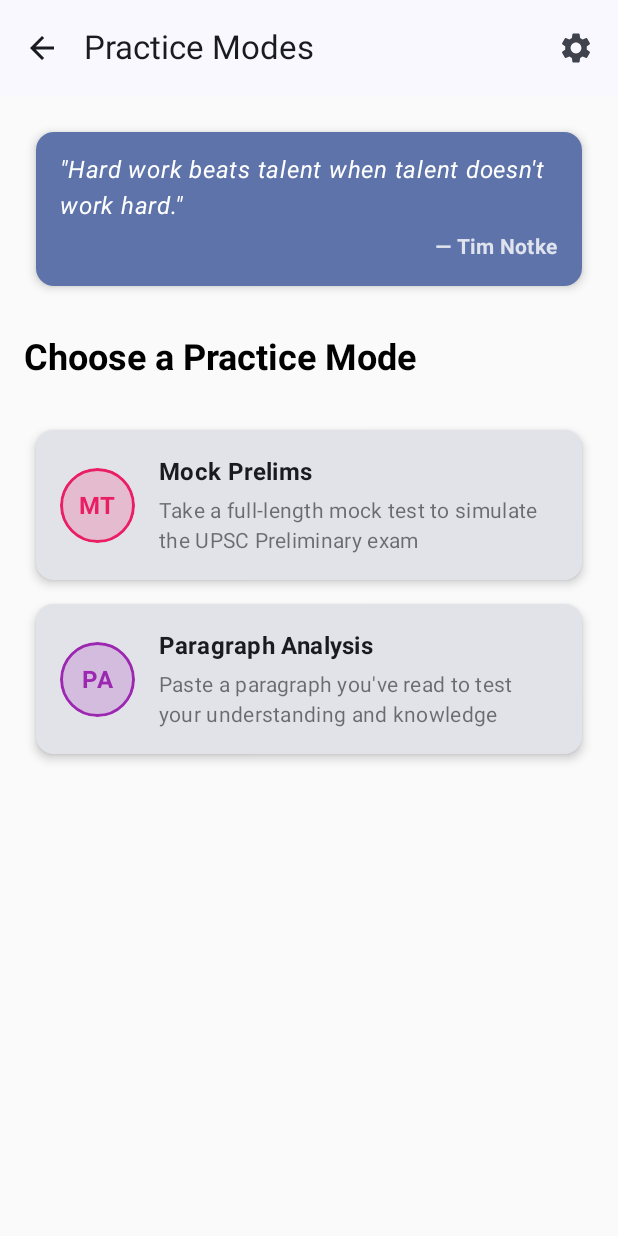
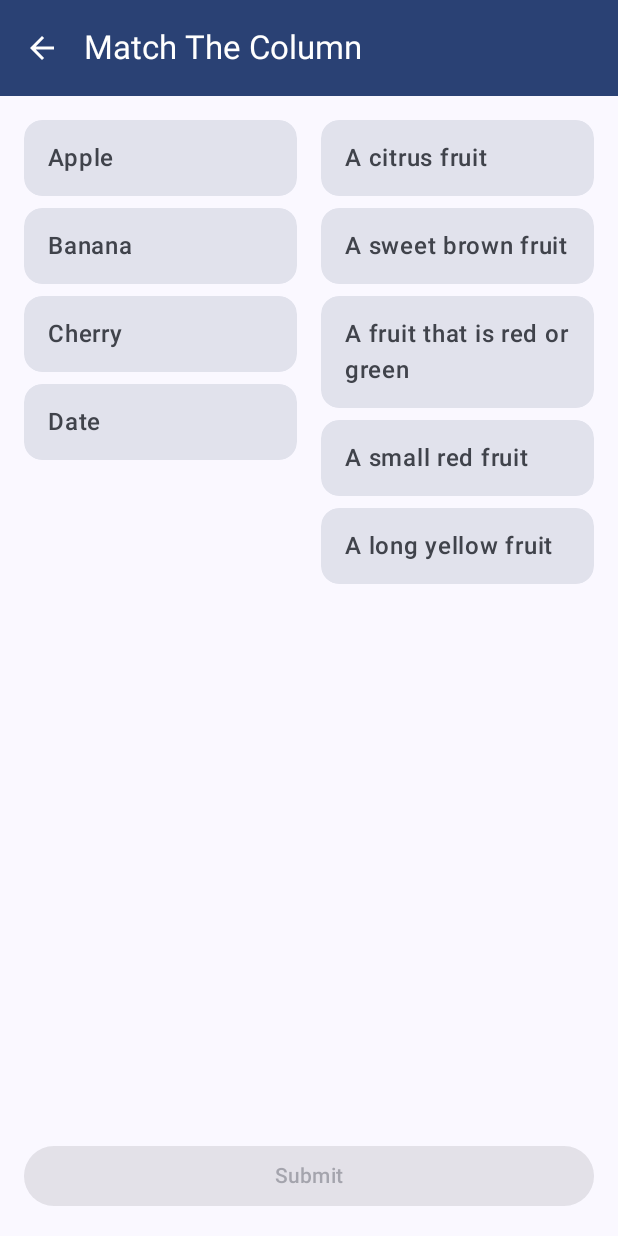
Before and after one commit to iamshivamcoder/MockMate-, an Android app built with Jetpack Compose: the PracticeModeSelectionScreen screen opened through its navigation route, after a tap on "PA", on a phone screen of 412 x 824 dp. Run offline under Robolectric (Android 15) with nearby library versions, the light colour scheme and no system bars; our stand-ins replace Room's generated code; 2 other taps on this screen came first.

Commit message:
01.08.25.01.45 Feat: Add Match The Column screen and update navigation
This commit introduces a new "Match The Column" practice mode screen.

Key changes:
- Added `MatchTheColumnScreen.kt` with UI and logic for matching items between two columns.
- Updated `PracticeModeSelectionScreen.kt` to replace "Paragraph Analysis" with "Match the Column", including title and description changes.
- Modified `Navigation.kt`:
    - Changed the `PARAGRAPH_ANALYSIS` route constant to `MATCH_THE_COLUMN`.
    - Updated the navigation graph to direct the "Paragraph Analysis" card in `PracticeModeSelectionScreen` to the new `MatchTheColumnScreen`.
- Deleted the old `ParagraphAnalysisScreen.kt` file as it's replaced by the new matching game.

```diff
--- a/app/src/main/java/com/example/mockmate/ui/navigation/Navigation.kt
+++ b/app/src/main/java/com/example/mockmate/ui/navigation/Navigation.kt
@@ -14,6 +14,7 @@ import androidx.navigation.navArgument
 import com.example.mockmate.MockMateApplication
 import com.example.mockmate.data.TestRepository
 import com.example.mockmate.ui.screens.DashboardScreen
+import com.example.mockmate.ui.screens.MatchTheColumnScreen // Added import
 import com.example.mockmate.ui.screens.MockTestSelectionScreen
 import com.example.mockmate.ui.screens.PracticeModeSelectionScreen
 import com.example.mockmate.ui.screens.SettingsScreen
@@ -32,7 +33,7 @@ object Routes {
     const val SETTINGS = "settings"
     const val TEST_HISTORY = "test_history"
     const val TEST_IMPORT = "test_import"
-    const val PARAGRAPH_ANALYSIS = "paragraph_analysis"
+    const val MATCH_THE_COLUMN = "match_the_column" // Changed from PARAGRAPH_ANALYSIS
 
     // Helper functions to navigate with parameters
     fun testTakingRoute(testId: String) = "test_taking/$testId"
@@ -93,7 +94,7 @@ fun AppNavHost(navController: NavHostController, startDestination: String = Rout
             PracticeModeSelectionScreen(
                 onNavigateBack = { navController.navigateUp() },
                 onMockTestClick = { navController.navigate(Routes.MOCK_TEST_SELECTION) },
-                onParagraphAnalysisClick = { navController.navigate(Routes.PARAGRAPH_ANALYSIS) },
+                onParagraphAnalysisClick = { navController.navigate(Routes.MATCH_THE_COLUMN) }, // Changed from PARAGRAPH_ANALYSIS
                 onSettingsClick = { navController.navigate(Routes.SETTINGS) }
             )
         }
@@ -188,7 +189,6 @@ fun AppNavHost(navController: NavHostController, startDestination: String = Rout
             )
         }
 
-
         // Test History Screen
         composable(Routes.TEST_HISTORY) {
             TestHistoryScreen(
@@ -211,5 +211,12 @@ fun AppNavHost(navController: NavHostController, startDestination: String = Rout
                 repository = stableRepository
             )
         }
+
+        // Match The Column Screen
+        composable(Routes.MATCH_THE_COLUMN) {
+            MatchTheColumnScreen(
+                onNavigateBack = { navController.navigateUp() }
+            )
+        }
     }
 }
--- /dev/null
+++ b/app/src/main/java/com/example/mockmate/ui/screens/MatchTheColumnScreen.kt
@@ -0,0 +1,343 @@
+package com.example.mockmate.ui.screens
+
+import androidx.compose.foundation.BorderStroke
+import androidx.compose.foundation.background
+import androidx.compose.foundation.clickable
+import androidx.compose.foundation.layout.Arrangement
+import androidx.compose.foundation.layout.Box
+import androidx.compose.foundation.layout.Column
+import androidx.compose.foundation.layout.Row
+import androidx.compose.foundation.layout.Spacer
+import androidx.compose.foundation.layout.fillMaxSize
+import androidx.compose.foundation.layout.fillMaxWidth
+import androidx.compose.foundation.layout.height
+import androidx.compose.foundation.layout.padding
+import androidx.compose.foundation.layout.width
+import androidx.compose.foundation.lazy.LazyColumn
+import androidx.compose.foundation.lazy.items
+import androidx.compose.foundation.shape.RoundedCornerShape
+import androidx.compose.material.icons.Icons
+import androidx.compose.material.icons.filled.ArrowBack
+import androidx.compose.material3.Button
+import androidx.compose.material3.Card
+import androidx.compose.material3.CardDefaults
+import androidx.compose.material3.ExperimentalMaterial3Api
+import androidx.compose.material3.Icon
+import androidx.compose.material3.IconButton
+import androidx.compose.material3.MaterialTheme
+import androidx.compose.material3.MaterialTheme.colorScheme
+import androidx.compose.material3.Scaffold
+import androidx.compose.material3.Text
+import androidx.compose.material3.TopAppBar
+import androidx.compose.material3.TopAppBarDefaults
+import androidx.compose.runtime.Composable
+import androidx.compose.runtime.LaunchedEffect
+import androidx.compose.runtime.derivedStateOf
+import androidx.compose.runtime.getValue
+import androidx.compose.runtime.mutableStateListOf
+import androidx.compose.runtime.mutableStateOf
+import androidx.compose.runtime.remember
+import androidx.compose.runtime.setValue
+import androidx.compose.ui.Alignment
+import androidx.compose.ui.Modifier
+import androidx.compose.ui.draw.clip
+import androidx.compose.ui.graphics.Color
+import androidx.compose.ui.text.font.FontWeight
+import androidx.compose.ui.tooling.preview.Preview
+import androidx.compose.ui.unit.dp
+import androidx.compose.ui.unit.sp
+import com.example.mockmate.ui.theme.MockMateTheme
+
+data class MatchItem(val id: String, val text: String, val matchId: String)
+data class MatchedPair(val itemA: MatchItem, val itemB: MatchItem) {
+    val isCorrect: Boolean
+        get() = itemA.matchId == itemB.id
+}
+
+// Placeholder data - replace with actual data source
+val sampleItemsA = listOf(
+    MatchItem("a1", "Apple", "b1"),
+    MatchItem("a2", "Banana", "b2"),
+    MatchItem("a3", "Cherry", "b3"),
+    MatchItem("a4", "Date", "b4")
+)
+
+val sampleItemsB = listOf(
+    MatchItem("b1", "A fruit that is red or green", "a1"),
+    MatchItem("b2", "A long yellow fruit", "a2"),
+    MatchItem("b3", "A small red fruit", "a3"),
+    MatchItem("b4", "A sweet brown fruit", "a4"),
+    MatchItem("b5", "A citrus fruit", "") // Extra item
+).shuffled()
+
+
+@OptIn(ExperimentalMaterial3Api::class)
+@Composable
+fun MatchTheColumnScreen(
+    onNavigateBack: () -> Unit
+) {
+    var columnAItems by remember { mutableStateOf(sampleItemsA) }
+    var columnBItems by remember { mutableStateOf(sampleItemsB) }
+
+    var selectedAItemId by remember { mutableStateOf<String?>(null) }
+    var selectedBItemId by remember { mutableStateOf<String?>(null) }
+    val matchedPairs = remember { mutableStateListOf<MatchedPair>() }
+    var submitted by remember { mutableStateOf(false) }
+
+    val isMatched: (String) -> Boolean = { itemId ->
+        matchedPairs.any { it.itemA.id == itemId || it.itemB.id == itemId }
+    }
+
+    LaunchedEffect(selectedAItemId, selectedBItemId) {
+        if (selectedAItemId != null && selectedBItemId != null) {
+            val itemA = columnAItems.find { it.id == selectedAItemId }
+            val itemB = columnBItems.find { it.id == selectedBItemId }
+            if (itemA != null && itemB != null) {
+                matchedPairs.add(MatchedPair(itemA, itemB))
+                // Reset selections
+                selectedAItemId = null
+                selectedBItemId = null
+            }
+        }
+    }
+
+    Scaffold(
+        topBar = {
+            TopAppBar(
+                title = { Text("Match The Column") },
+                navigationIcon = {
+                    IconButton(onClick = onNavigateBack) {
+                        Icon(Icons.Filled.ArrowBack, contentDescription = "Navigate back")
+                    }
+                },
+                colors = TopAppBarDefaults.topAppBarColors(
+                    containerColor = colorScheme.primary,
+                    titleContentColor = colorScheme.onPrimary,
+                    navigationIconContentColor = colorScheme.onPrimary
+                )
+            )
+        }
+    ) { paddingValues ->
+        Column(
+            modifier = Modifier
+                .fillMaxSize()
+                .padding(paddingValues)
+                .padding(16.dp),
+            horizontalAlignment = Alignment.CenterHorizontally
+        ) {
+            Row(
+                modifier = Modifier
+                    .fillMaxWidth()
+                    .weight(1f),
+                horizontalArrangement = Arrangement.SpaceEvenly
+            ) {
+                // Column A
+                ColumnItems(
+                    modifier = Modifier.weight(1f),
+                    items = columnAItems,
+                    selectedItemId = selectedAItemId,
+                    onItemClick = { itemId ->
+                        if (!isMatched(itemId)) selectedAItemId = itemId
+                    },
+                    isMatched = isMatched,
+                    submitted = submitted,
+                    matchedPairs = matchedPairs,
+                    isColumnA = true
+                )
+
+                Spacer(modifier = Modifier.width(16.dp))
+
+                // Column B
+                ColumnItems(
+                    modifier = Modifier.weight(1f),
+                    items = columnBItems,
+                    selectedItemId = selectedBItemId,
+                    onItemClick = { itemId ->
+                        if (!isMatched(itemId) && selectedAItemId != null) { // Only allow selection if an item in A is selected
+                            selectedBItemId = itemId
+                        } else if (!isMatched(itemId) && selectedAItemId == null) {
+                            // Optionally allow selecting B first, or provide feedback
+                        }
+                    },
+                    isMatched = isMatched,
+                    submitted = submitted,
+                    matchedPairs = matchedPairs,
+                    isColumnA = false
+                )
+            }
+
+            Spacer(modifier = Modifier.height(24.dp))
+
+            Button(
+                onClick = { submitted = true },
+                modifier = Modifier.fillMaxWidth(),
+                enabled = matchedPairs.size == columnAItems.size && !submitted // Enable only when all A items are matched
+            ) {
+                Text("Submit")
+            }
+        }
+    }
+}
+
+@Composable
+fun ColumnItems(
+    modifier: Modifier = Modifier,
+    items: List<MatchItem>,
+    selectedItemId: String?,
+    onItemClick: (String) -> Unit,
+    isMatched: (String) -> Boolean,
+    submitted: Boolean,
+    matchedPairs: List<MatchedPair>,
+    isColumnA: Boolean
+) {
+    LazyColumn(
+        modifier = modifier,
+        verticalArrangement = Arrangement.spacedBy(8.dp)
+    ) {
+        items(items, key = { it.id }) { item ->
+            val thisItemIsMatched = isMatched(item.id)
+            val pair = if (thisItemIsMatched) matchedPairs.find { it.itemA.id == item.id || it.itemB.id == item.id } else null
+            val isCorrect = pair?.isCorrect
+
+            val backgroundColor = when {
+                submitted && thisItemIsMatched -> if (isCorrect == true) Color.Green.copy(alpha = 0.3f) else Color.Red.copy(alpha = 0.3f)
+                selectedItemId == item.id -> colorScheme.primary.copy(alpha = 0.5f)
+                thisItemIsMatched -> colorScheme.secondary.copy(alpha = 0.3f)
+                else -> colorScheme.surfaceVariant
+            }
+            val textColor = when {
+                submitted && thisItemIsMatched -> if (isCorrect == true) Color.DarkGray else Color.White
+                selectedItemId == item.id -> colorScheme.onPrimary
+                thisItemIsMatched -> colorScheme.onSecondary
+                else -> colorScheme.onSurfaceVariant
+            }
+
+            MatchItemCard(
+                text = item.text,
+                isSelected = selectedItemId == item.id,
+                isMatched = thisItemIsMatched,
+                onClick = { onItemClick(item.id) },
+                submitted = submitted,
+                isCorrect = if (thisItemIsMatched) {
+                    if (isColumnA) matchedPairs.find { it.itemA.id == item.id }?.isCorrect
+                    else matchedPairs.find { it.itemB.id == item.id }?.isCorrect
+                } else null,
+                backgroundColor = backgroundColor,
+                textColor = textColor
+            )
+        }
+    }
+}
+
+@Composable
+fun MatchItemCard(
+    text: String,
+    isSelected: Boolean,
+    isMatched: Boolean,
+    onClick: () -> Unit,
+    submitted: Boolean,
+    isCorrect: Boolean?,
+    backgroundColor: Color,
+    textColor: Color
+) {
+    Card(
+        modifier = Modifier
+            .fillMaxWidth()
+            .clip(RoundedCornerShape(12.dp))
+            .clickable(onClick = onClick, enabled = !isMatched && !submitted),
+        shape = RoundedCornerShape(12.dp),
+        colors = CardDefaults.cardColors(containerColor = backgroundColor),
+        border = if (isSelected && !isMatched) BorderStroke(2.dp, colorScheme.primary) else null
+    ) {
+        Row(
+            modifier = Modifier
+                .fillMaxWidth()
+                .padding(16.dp),
+            verticalAlignment = Alignment.CenterVertically,
+            horizontalArrangement = Arrangement.SpaceBetween
+        ) {
+            Text(
+                text = text,
+                style = MaterialTheme.typography.bodyLarge.copy(fontWeight = FontWeight.Medium),
+                color = textColor
+            )
+            if (submitted && isMatched) {
+                Text(
+                    text = if (isCorrect == true) "✅" else "❌",
+                    fontSize = 20.sp,
+                    color = if (isCorrect == true) Color.DarkGray else Color.White
+                )
+            }
+        }
+    }
+}
+
+@Preview(showBackground = true)
+@Composable
+fun MatchTheColumnScreenPreview() {
+    MockMateTheme {
+        MatchTheColumnScreen(onNavigateBack = {})
+    }
+}
+
+@Preview(showBackground = true)
+@Composable
+fun MatchItemCardPreview() {
+    MockMateTheme {
+        // Hoist colorScheme values to local variables
+        val primaryContainerColor = colorScheme.primaryContainer
+        val onPrimaryContainerColor = colorScheme.onPrimaryContainer
+        val secondaryContainerColor = colorScheme.secondaryContainer
+        val onSecondaryContainerColor = colorScheme.onSecondaryContainer
+        val correctBackgroundColor = Color.Green.copy(alpha = 0.3f)
+        val correctTextColor = Color.Black
+        val incorrectBackgroundColor = Color.Red.copy(alpha = 0.3f)
+        val incorrectTextColor = Color.White
+
+        Column {
+            MatchItemCard(
+                text = "Sample Text 1",
+                isSelected = true,
+                isMatched = false,
+                onClick = {},
+                submitted = false,
+                isCorrect = null,
+                backgroundColor = primaryContainerColor,
+                textColor = onPrimaryContainerColor
+            )
+            Spacer(Modifier.height(8.dp))
+            MatchItemCard(
+                text = "Sample Text 2",
+                isSelected = false,
+                isMatched = true,
+                onClick = {},
+                submitted = false,
+                isCorrect = null,
+                backgroundColor = secondaryContainerColor,
+                textColor = onSecondaryContainerColor
+            )
+            Spacer(Modifier.height(8.dp))
+            MatchItemCard(
+                text = "Sample Text 3 Correct",
+                isSelected = false,
+                isMatched = true,
+                onClick = {},
+                submitted = true,
+                isCorrect = true,
+                backgroundColor = correctBackgroundColor,
+                textColor = correctTextColor
+            )
+            Spacer(Modifier.height(8.dp))
+            MatchItemCard(
+                text = "Sample Text 4 Incorrect",
+                isSelected = false,
+                isMatched = true,
+                onClick = {},
+                submitted = true,
+                isCorrect = false,
+                backgroundColor = incorrectBackgroundColor,
+                textColor = incorrectTextColor
+            )
+        }
+    }
+}
--- a/app/src/main/java/com/example/mockmate/ui/screens/PracticeModeSelectionScreen.kt
+++ b/app/src/main/java/com/example/mockmate/ui/screens/PracticeModeSelectionScreen.kt
@@ -23,7 +23,7 @@ import com.example.mockmate.ui.components.PracticeModeCard
 fun PracticeModeSelectionScreen(
     onNavigateBack: () -> Unit,
     onMockTestClick: () -> Unit,
-    onParagraphAnalysisClick: () -> Unit = {},
+    onParagraphAnalysisClick: () -> Unit = {}, // This lambda now navigates to Match The Column
     onSettingsClick: () -> Unit
 ) {
     Column(
@@ -65,9 +65,9 @@ fun PracticeModeSelectionScreen(
             )
 
             PracticeModeCard(
-                mode = PracticeMode.PARAGRAPH_ANALYSIS,
-                title = "Paragraph Analysis",
-                description = "Paste a paragraph you've read to test your understanding and knowledge",
+                mode = PracticeMode.PARAGRAPH_ANALYSIS, // We can create a new mode if icon is an issue
+                title = "Match the Column",
+                description = "Test your knowledge by matching items from two columns.",
                 onClick = onParagraphAnalysisClick
             )
         }
```
Also changed, not shown: app/src/main/java/com/example/mockmate/ui/screens/ParagraphAnalysisScreen.kt (added).
